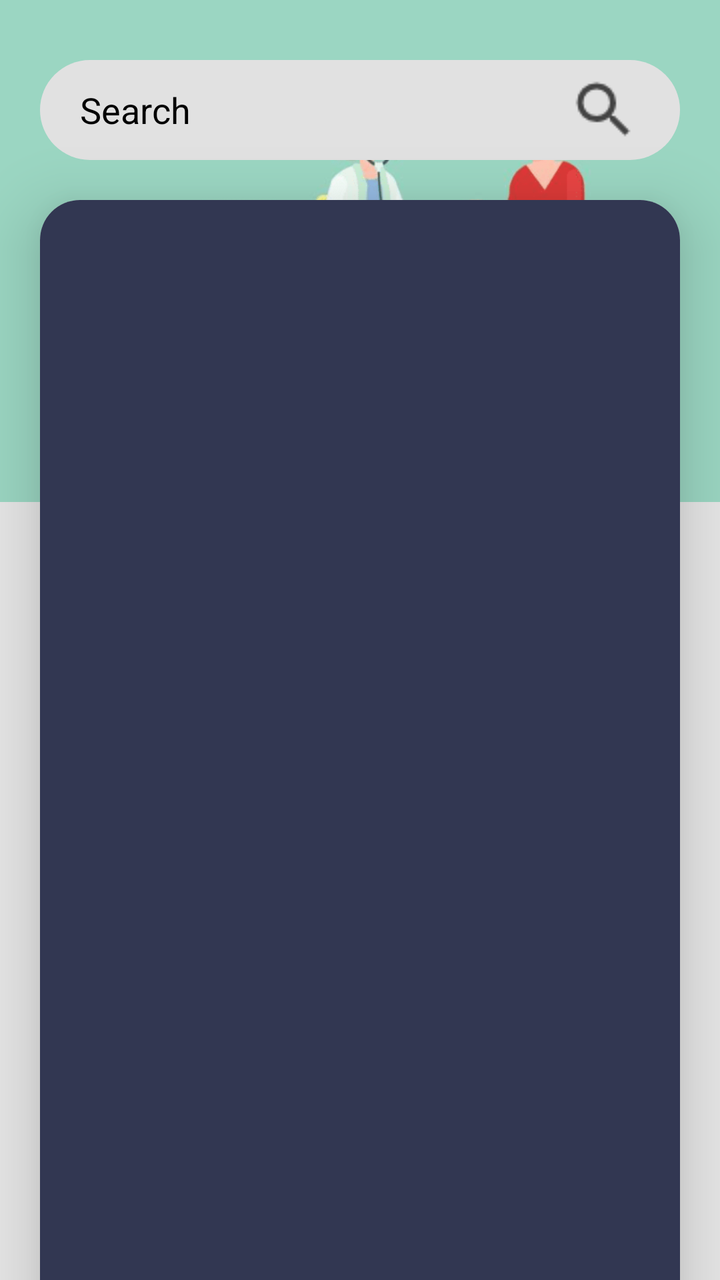
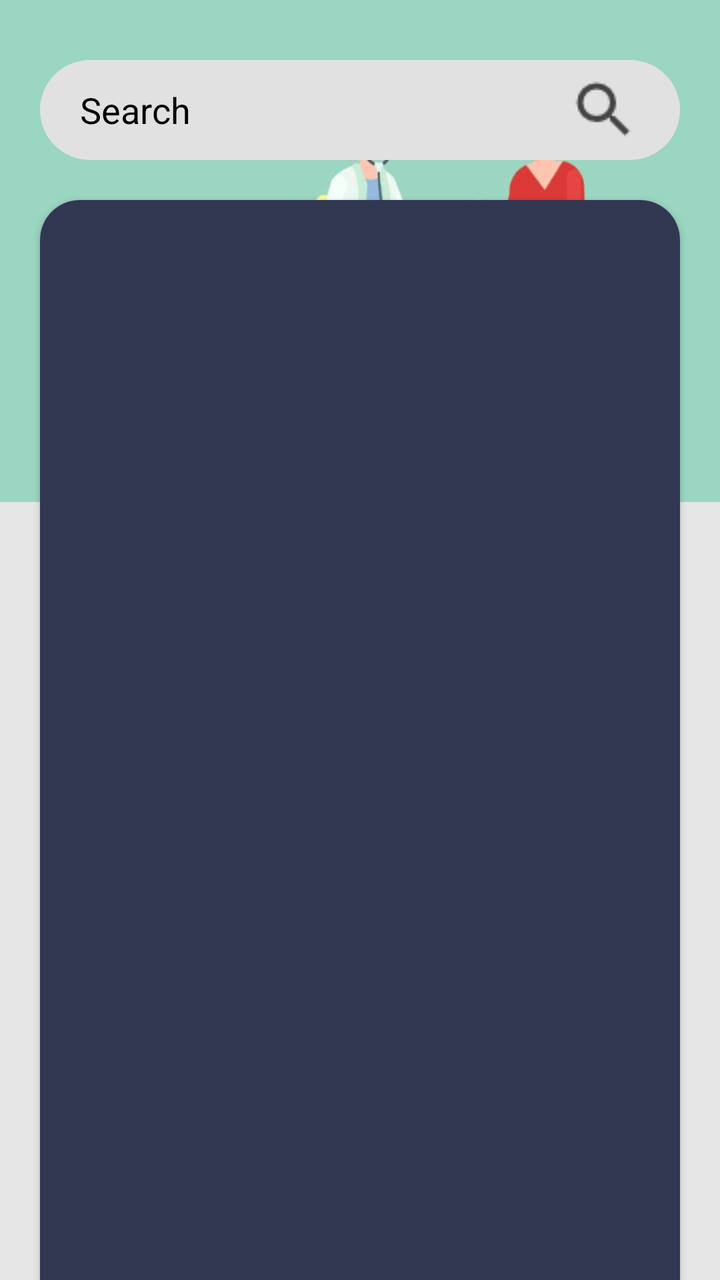

An Android layout rendered at two revisions. The XML below is the earlier revision; the diff shows what the commit changed to produce the second picture.
<!-- AndroidManifest.xml: application theme AppTheme -->
<!-- res/layout/home_page.xml -->
<?xml version="1.0" encoding="utf-8"?>
<RelativeLayout xmlns:android="http://schemas.android.com/apk/res/android"
    xmlns:aapt="http://schemas.android.com/aapt"
    xmlns:app="http://schemas.android.com/apk/res-auto"
    android:layout_width="match_parent"
    android:layout_height="match_parent"
    android:background="@color/gray_color">



    <RelativeLayout
        android:layout_width="match_parent"
        android:layout_height="wrap_content"
        android:background="@mipmap/calculator_banner_2">

    </RelativeLayout>



    <EditText
        android:id="@+id/et_sesrch"
        android:layout_width="match_parent"
        android:layout_height="50dp"
        android:layout_marginLeft="20dp"
        android:layout_marginRight="20dp"
        android:layout_marginBottom="10dp"
        android:layout_marginTop="30dp"
        android:background="@drawable/rounded_corner_search"
        android:drawableRight="@drawable/ic_search"
        android:drawableTint="@color/grey_calendar"
        android:gravity="center_vertical"
        android:hint="@string/search"
        android:paddingLeft="20dp"
        android:paddingRight="20dp"
        android:textColor="@color/black"
        android:textColorHint="@color/black" />

    <androidx.cardview.widget.CardView
        android:id="@+id/cardviewone"
        android:layout_width="match_parent"
        android:layout_height="match_parent"
        android:layout_marginLeft="20dp"
        android:layout_below="@+id/banner"
        android:layout_marginTop="100dp"
        android:layout_marginBottom="-20dp"
        android:layout_marginRight="20dp"
        android:orientation="horizontal"
        app:cardCornerRadius="20dp"
        app:cardElevation="20dip">

        <RelativeLayout
            android:layout_width="match_parent"
            android:layout_height="wrap_content"
            android:background="#323752">



        <androidx.recyclerview.widget.RecyclerView
            android:id="@+id/recyclerview_homepage"
            android:layout_width="match_parent"
            android:layout_height="match_parent"
            android:layout_marginLeft="10dp"
            android:layout_marginRight="10dp"
            android:layout_marginTop="10dp"
            android:layout_marginBottom="25dp"
            android:layout_below="@+id/et_sesrch"
            android:scrollbars="none"
            />

        </RelativeLayout>

    </androidx.cardview.widget.CardView>








</RelativeLayout>
<!-- resources referenced by this layout -->
<resources>
  <color name="black">#000000</color>
  <color name="gray_color">#E6E6E6</color>
  <color name="grey_calendar">#434343</color>
  <!-- drawable ic_search: png bitmap (drawable, 511 bytes) -->
  <!-- drawable rounded_corner_search (drawable) -->
  <?xml version="1.0" encoding="utf-8"?>
  <shape xmlns:android="http://schemas.android.com/apk/res/android"
      xmlns:aapt="http://schemas.android.com/aapt"
      xmlns:app="http://schemas.android.com/apk/res-auto"
      android:shape="rectangle">
      <solid android:color="#e1e1e1" />
  
  
      <padding
          android:bottom="4dp"
          android:left="4dp"
          android:right="4dp"
          android:top="4dp" />
      <corners android:radius="25dp" />
  </shape>
  <!-- mipmap calculator_banner_2: png bitmap (mipmap-xhdpi, 70074 bytes) -->
  <string name="search">Search</string>
  <style name="AppTheme" parent="Theme.AppCompat.Light.DarkActionBar">
          
          <item name="colorPrimary">@color/colorPrimary</item>
          <item name="colorPrimaryDark">@color/colorPrimaryDark</item>
          <item name="colorAccent">@color/colorAccent</item>
      </style>
  <color name="colorPrimary">#434A71</color>
  <color name="colorPrimaryDark">#1F2339</color>
  <color name="colorAccent">#1F2339</color>
</resources>

<!-- the commit's change to res/layout/home_page.xml (unified diff, before → after) -->
@@ -46,7 +46,7 @@
         android:layout_marginRight="20dp"
         android:orientation="horizontal"
         app:cardCornerRadius="20dp"
-        app:cardElevation="20dip">
+        android:elevation="20dp">
 
         <RelativeLayout
             android:layout_width="match_parent"
